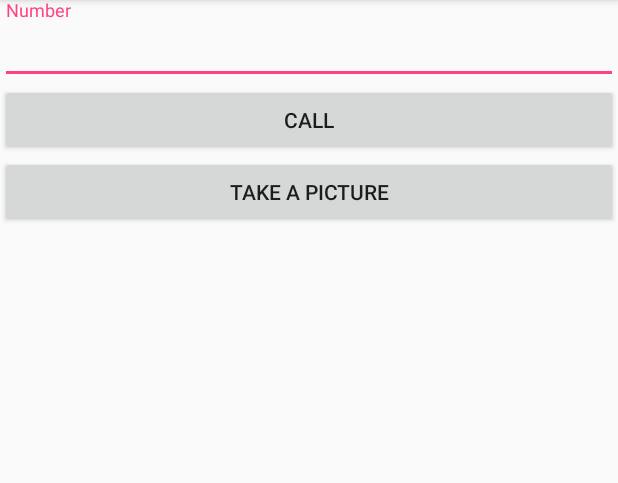
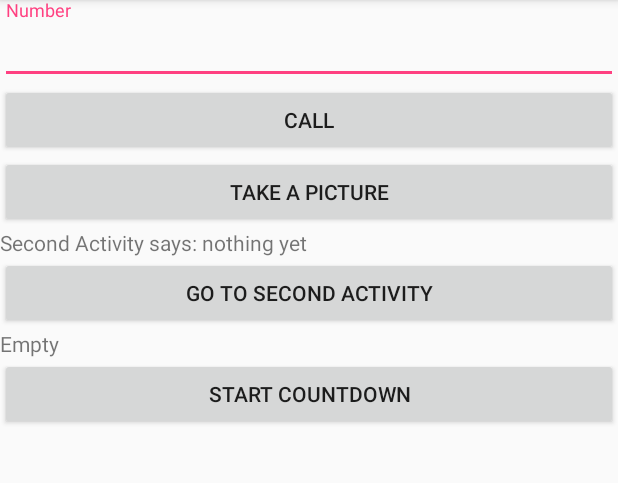
Before and after one commit to kryx07/Intents2, an Android app: the screen it shows after launch (IntentActivity), on a phone screen of 412 x 824 dp, the part 84-567 px from its top. Run offline under Robolectric (Android 15) with nearby library versions, the phone set to English and light mode, and no system bars; our stand-ins replace ButterKnife.

```diff
--- a/app/build.gradle
+++ b/app/build.gradle
@@ -57,6 +57,8 @@ dependencies {
     provided 'javax.annotation:jsr250-api:1.0'
     //compile 'org.jetbrains.kotlin:kotlin-reflect'
 
+    compile 'io.github.microutils:kotlin-logging:1.4.5'
+
 }
 repositories {
     mavenCentral()
--- a/app/src/main/AndroidManifest.xml
+++ b/app/src/main/AndroidManifest.xml
@@ -21,6 +21,9 @@
                 <category android:name="android.intent.category.LAUNCHER" />
             </intent-filter>
         </activity>
+        <activity android:name=".SecondActivity" />
+
+        <service android:name=".SampleService" />
     </application>
 
 </manifest>
--- a/app/src/main/java/kryx07/intents2/IntentActivity.kt
+++ b/app/src/main/java/kryx07/intents2/IntentActivity.kt
@@ -1,18 +1,26 @@
 package kryx07.intents2
 
-import android.app.Activity
+import android.content.BroadcastReceiver
+import android.content.Context
 import android.content.Intent
+import android.content.IntentFilter
 import android.graphics.Bitmap
 import android.net.Uri
 import android.os.Bundle
+import android.support.v4.content.LocalBroadcastManager
 import android.support.v7.app.AppCompatActivity
+import android.util.Log
 import butterknife.ButterKnife
 import butterknife.OnClick
 import kotlinx.android.synthetic.main.activity_main.*
+import mu.KotlinLogging
 
 
 class IntentActivity : AppCompatActivity() {
     private val CAMERA_REQUEST = 1888
+    private val TEXT_REQUEST = 1889
+
+    private val logger = KotlinLogging.logger {}
 
     override fun onCreate(savedInstanceState: Bundle?) {
         super.onCreate(savedInstanceState)
@@ -29,6 +37,11 @@ class IntentActivity : AppCompatActivity() {
         val i = Intent(Intent.ACTION_VIEW)
         i.data = Uri.parse(url)
         startActivity(i)*/
+    }
+
+    override fun onStart() {
+        super.onStart()
+        registerReceiver()
     }
 
     @OnClick(R.id.call_button)
@@ -51,10 +64,61 @@ class IntentActivity : AppCompatActivity() {
         startActivityForResult(cameraIntent, CAMERA_REQUEST)
     }
 
+    @OnClick(R.id.second_activity_button)
+    fun startSecondActivityForTextResult() = startActivityForResult(Intent(this, SecondActivity::class.java), TEXT_REQUEST)
+
+    @OnClick(R.id.service_start_button)
+    fun startCountDownService() {
+        d("Clicked Start Service")
+        startService(Intent(applicationContext, SampleService::class.java))
+    }
+
+
     override fun onActivityResult(requestCode: Int, resultCode: Int, data: Intent) {
-        if (requestCode == CAMERA_REQUEST && resultCode == Activity.RESULT_OK) {
-            val photo = data.extras.get("data") as Bitmap
-            image.setImageBitmap(photo)
+        when (requestCode) {
+            CAMERA_REQUEST -> {
+                if (resultCode == RESULT_OK) {
+                    val photo = data.extras.get("data") as Bitmap
+                    image.setImageBitmap(photo)
+                } else {
+                    logger.debug { "Failure to complete: " + "CAMERA_REQUEST" }
+                }
+            }
+            TEXT_REQUEST -> {
+                if (resultCode == RESULT_OK) {
+                    second_activity_result.text = """${getString(R.string.second_activity_says)}${" "}${data.getStringExtra("text")}"""
+                } else {
+                    logger.debug { "Failure to complete: " + "TEXT_REQUEST" }
+                }
+            }
         }
+
     }
+
+    /*private val mBroadcastReceiver = object : BroadcastReceiver() {
+        override fun onReceive(context: Context, intent: Intent) {
+            if (intent.action == getString(R.string.string)) {
+                val param = intent.getStringExtra(getString(R.string.string))
+                countdown.text = param
+                // do something
+            }
+        }
+    }*/
+
+    fun registerReceiver() {
+        val loadingReceiver = object : BroadcastReceiver() {
+            override fun onReceive(context: Context, intent: Intent) {
+                if (intent.action == getString(R.string.string)) {
+                    val param = intent.getStringExtra(getString(R.string.string))
+                    countdown.text = param
+                }
+            }
+        }
+        LocalBroadcastManager
+                .getInstance(this)
+                .registerReceiver(loadingReceiver, IntentFilter(getString(R.string.string)));
+    }
+
+    fun d(str: String) = Log.e(this.javaClass.simpleName, str)
+
 }
--- a/app/src/main/res/layout/activity_main.xml
+++ b/app/src/main/res/layout/activity_main.xml
@@ -34,11 +34,40 @@
         android:layout_below="@id/call_button"
         android:text="@string/take_a_picture" />
 
+
+    <TextView
+        android:id="@+id/second_activity_result"
+        android:layout_width="match_parent"
+        android:layout_height="wrap_content"
+        android:layout_below="@id/camera_button"
+        android:text="@string/second_activity_says_nothing_yet" />
+
+    <Button
+        android:id="@+id/second_activity_button"
+        android:layout_width="match_parent"
+        android:layout_height="wrap_content"
+        android:layout_below="@id/second_activity_result"
+        android:text="@string/second_activity_button_text" />
+
+    <TextView
+        android:id="@+id/countdown"
+        android:layout_width="match_parent"
+        android:layout_height="wrap_content"
+        android:layout_below="@id/second_activity_button"
+        android:text="Empty" />
+
+    <Button
+        android:id="@+id/service_start_button"
+        android:layout_width="match_parent"
+        android:layout_height="wrap_content"
+        android:layout_below="@id/countdown"
+        android:text="@string/start_countdown" />
+
     <ImageView
         android:id="@+id/image"
         android:layout_width="match_parent"
         android:layout_height="match_parent"
-        android:layout_below="@id/camera_button"
+        android:layout_below="@id/service_start_button"
         android:contentDescription="@string/picture_content_desc" />
 
 
--- a/app/src/main/res/values/strings.xml
+++ b/app/src/main/res/values/strings.xml
@@ -4,4 +4,12 @@
     <string name="call_button_text">Call</string>
     <string name="take_a_picture">Take a picture</string>
     <string name="picture_content_desc">Picture</string>
+    <string name="second_activity_button_text">Go to Second Activity</string>
+    <string name="second_activity_says_nothing_yet">Second Activity says: nothing yet</string>
+    <string name="second_activity_says">Second Activity says: </string>
+    <string name="input_text_result_prompt">Any text</string>
+    <string name="return_button_text">Return</string>
+    <string name="start_countdown">Start Countdown</string>
+    <string name="broadcast_action">broadcast_action</string>
+    <string name="string">string</string>
 </resources>
```
Also changed, not shown: app/src/main/java/kryx07/intents2/CountDown.kt (added, +28 -0 lines), app/src/main/java/kryx07/intents2/SampleService.kt (added, +75 -0 lines), app/src/main/java/kryx07/intents2/SecondActivity.kt (added, +34 -0 lines), app/src/main/res/layout/activity_second.xml (added, +30 -0 lines).
